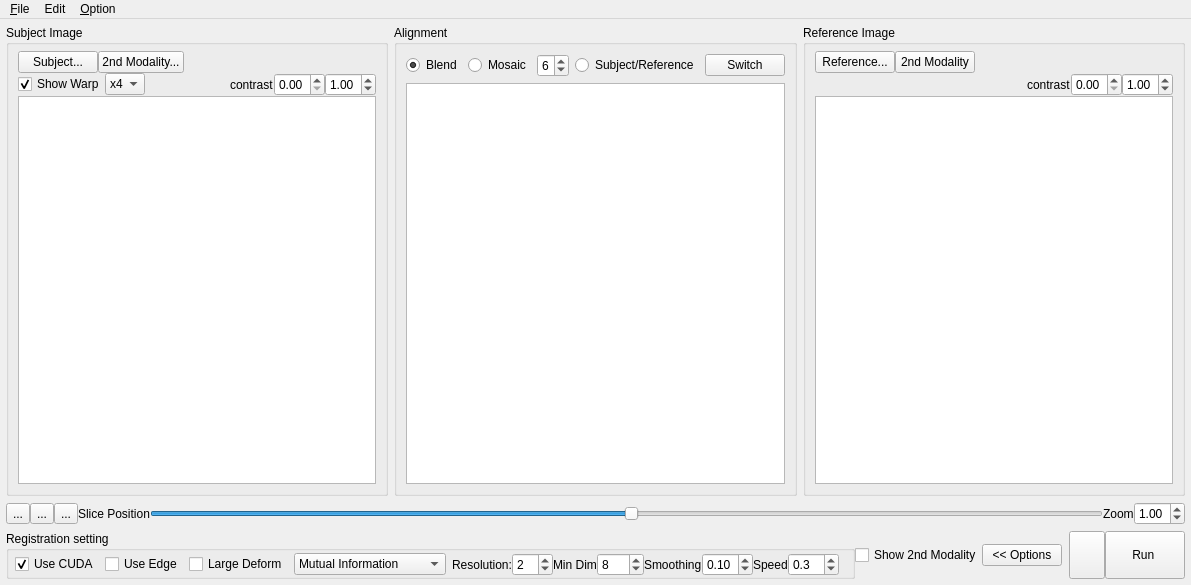
Before: the Qt Designer form regtoolbox.ui in frankyeh/DSI-Studio, drawn with Qt 5.
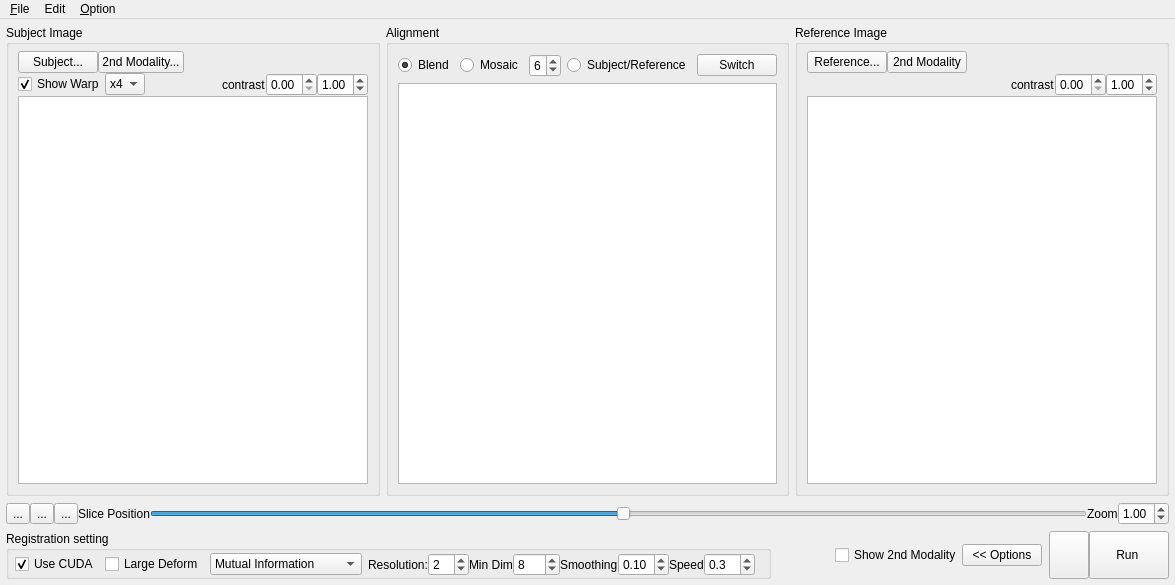
After: the same form once the commit is applied. Icons and pictures are not drawn.

The edit to the form file:
```diff
--- a/regtoolbox.ui
+++ b/regtoolbox.ui
@@ -636,16 +636,6 @@
            </property>
           </widget>
          </item>
-         <item>
-          <widget class="QCheckBox" name="edge">
-           <property name="toolTip">
-            <string>&lt;html&gt;&lt;head/&gt;&lt;body&gt;&lt;p&gt;Edge-based registration for cross modalities mapping&lt;/p&gt;&lt;/body&gt;&lt;/html&gt;</string>
-           </property>
-           <property name="text">
-            <string>Use Edge</string>
-           </property>
-          </widget>
-         </item>
          <item>
           <widget class="QCheckBox" name="large_deform">
            <property name="text">
```
